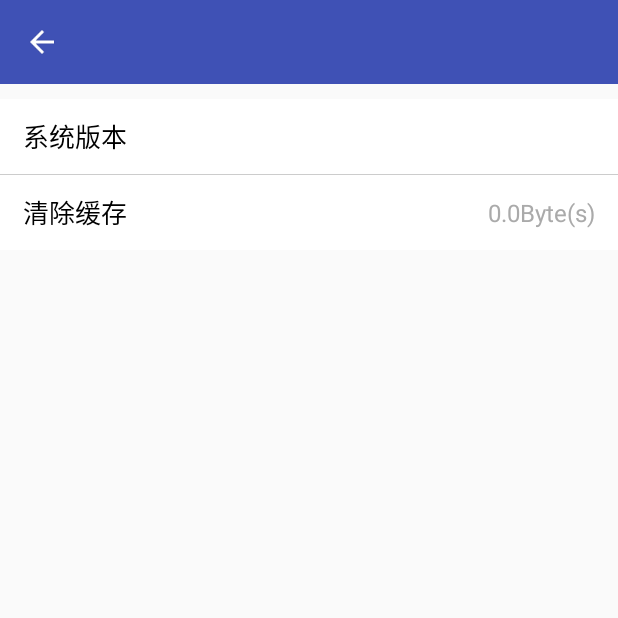
After one commit to lishide/BaseAndroidDev, an Android app: the SettingActivity screen opened directly, with no data from a screen before it, on a phone screen of 412 x 824 dp, the top half of it. The commit adds this screen. Run offline under Robolectric (Android 15) with nearby library versions, the phone set to English and light mode, and no system bars; our stand-ins replace Volley; libraries missing offline, so code that uses them is left out: com.bigkoo.svprogresshud.

Commit message:
系统相关功能：版本号；清理缓存

```diff
--- a/app/src/main/AndroidManifest.xml
+++ b/app/src/main/AndroidManifest.xml
@@ -64,6 +64,7 @@
             android:name=".activity.AppbarLayActivity"
             android:theme="@style/MDTheme"
             android:windowSoftInputMode="stateAlwaysHidden"/>
+        <activity android:name=".activity.SettingActivity"/>
     </application>
 
 </manifest>
--- a/app/src/main/java/com/example/dev/activity/MainActivity.java
+++ b/app/src/main/java/com/example/dev/activity/MainActivity.java
@@ -6,7 +6,7 @@ import com.base.adev.activity.BaseTabBottomActivity;
 import com.example.dev.R;
 import com.example.dev.fragment.DemoFragment;
 import com.example.dev.fragment.HomeFragment;
-import com.example.dev.fragment.Demo2Fragment;
+import com.example.dev.fragment.MeFragment;
 
 public class MainActivity extends BaseTabBottomActivity {
 
@@ -16,7 +16,7 @@ public class MainActivity extends BaseTabBottomActivity {
 
         addFragment(new HomeFragment(), R.string.tab1, R.mipmap.ic_launcher);
         addFragment(new DemoFragment(), R.string.tab2, R.mipmap.ic_launcher);
-        addFragment(new Demo2Fragment(), R.string.tab3, R.mipmap.ic_launcher);
+        addFragment(new MeFragment(), R.string.tab_me, R.mipmap.ic_launcher);
 
         initialise();
     }
--- /dev/null
+++ b/app/src/main/java/com/example/dev/activity/SettingActivity.java
@@ -0,0 +1,88 @@
+package com.example.dev.activity;
+
+import android.content.DialogInterface;
+import android.os.Bundle;
+import android.support.v7.app.AlertDialog;
+import android.view.View;
+import android.widget.LinearLayout;
+import android.widget.TextView;
+
+import com.base.adev.activity.BaseActivity;
+import com.base.adev.utils.DataCleanManager;
+import com.base.adev.utils.GetFolderSizeManager;
+import com.example.dev.R;
+import com.example.dev.application.MyApplication;
+import com.example.dev.utils.ConstUtil;
+
+import java.io.File;
+
+public class SettingActivity extends BaseActivity implements View.OnClickListener {
+    private String title;
+    private TextView tvAppVersion;
+    private TextView tvCache;
+    private LinearLayout layClearCache;
+
+    @Override
+    protected void initContentView(Bundle bundle) {
+        setContentView(R.layout.activity_setting);
+    }
+
+    @Override
+    protected void initView() {
+        tvAppVersion = (TextView) findViewById(R.id.tv_app_version);
+        layClearCache = (LinearLayout) findViewById(R.id.lay_clear_cache);
+        layClearCache.setOnClickListener(this);
+        tvCache = (TextView) findViewById(R.id.tv_cache);
+    }
+
+    @Override
+    protected void initLogic() {
+        mToolbar.setTitle(title);
+        tvAppVersion.setText(MyApplication.getVersion());
+
+        //缓存
+        File cachePath = new File(ConstUtil.APP_FILE_PATH);
+        tvCache.setText(getCacheSize(cachePath));
+    }
+
+    @Override
+    protected void getBundleExtras(Bundle extras) {
+        title = extras.getString("title");
+    }
+
+    private String getCacheSize(File cachePath) {
+        String cacheFormatSize;
+        if (cachePath.exists()) {
+            long cacheSize = GetFolderSizeManager.getFolderSize(cachePath);
+            cacheFormatSize = GetFolderSizeManager.getFormatSize(cacheSize);
+        } else {
+            cacheFormatSize = "0.0Byte(s)";
+        }
+        return cacheFormatSize;
+    }
+
+    @Override
+    public void onClick(View view) {
+        switch (view.getId()) {
+            case R.id.lay_clear_cache:
+                dlgConfirmCC();
+                break;
+        }
+    }
+
+    private void dlgConfirmCC() {
+        new AlertDialog.Builder(context)
+                .setTitle("提示")
+                .setMessage("是否清空缓存？")
+                .setPositiveButton("确定", new DialogInterface.OnClickListener() {
+                    @Override
+                    public void onClick(DialogInterface dialogInterface, int i) {
+                        DataCleanManager.cleanCustomCache(ConstUtil.APP_FILE_PATH);
+                        showShortToast("缓存已清理");
+                        tvCache.setText("0KB");
+                    }
+                })
+                .setNegativeButton("取消", null)
+                .show();
+    }
+}
--- a/app/src/main/java/com/example/dev/application/MyApplication.java
+++ b/app/src/main/java/com/example/dev/application/MyApplication.java
@@ -105,7 +105,7 @@ public class MyApplication extends BaseApplication {
             CharSequence timestamp = DateFormat.format("yyyyMMdd_HHmmss_", System.currentTimeMillis()) + "" + (System.currentTimeMillis() % 1000);
 
             try {
-                String filename = Environment.getExternalStorageDirectory().getPath() + File.separator + "MirrorClient" + File.separator
+                String filename = Environment.getExternalStorageDirectory().getPath() + File.separator + "BaseDevEg" + File.separator
                         + "Log" + File.separator;
                 File dirFile = new File(filename);
                 if (!dirFile.exists()) {
--- /dev/null
+++ b/app/src/main/res/layout/activity_setting.xml
@@ -0,0 +1,56 @@
+<?xml version="1.0" encoding="utf-8"?>
+<LinearLayout
+    xmlns:android="http://schemas.android.com/apk/res/android"
+    xmlns:app="http://schemas.android.com/apk/res-auto"
+    android:layout_width="match_parent"
+    android:layout_height="match_parent"
+    android:orientation="vertical">
+
+    <include layout="@layout/layout_toolbar"/>
+
+    <android.support.v4.widget.NestedScrollView
+        android:layout_width="match_parent"
+        android:layout_height="match_parent"
+        app:layout_behavior="@string/appbar_scrolling_view_behavior">
+
+        <LinearLayout
+            android:layout_width="match_parent"
+            android:layout_height="wrap_content"
+            android:orientation="vertical">
+
+            <View
+                android:layout_width="match_parent"
+                android:layout_height="10dp"/>
+
+            <LinearLayout
+                android:id="@+id/layout_mine_version"
+                style="@style/me_set_ll">
+
+                <TextView
+                    style="@style/me_scrollview_txt"
+                    android:text="@string/txt_prompt_version"/>
+
+                <TextView
+                    android:id="@+id/tv_app_version"
+                    style="@style/me_scrollview_txt_val"/>
+
+            </LinearLayout>
+
+            <View style="@style/view_line"/>
+
+            <LinearLayout
+                android:id="@+id/lay_clear_cache"
+                style="@style/me_set_ll">
+
+                <TextView
+                    style="@style/me_scrollview_txt"
+                    android:text="@string/txt_clear_cache"/>
+
+                <TextView
+                    android:id="@+id/tv_cache"
+                    style="@style/me_scrollview_txt_val"/>
+
+            </LinearLayout>
+        </LinearLayout>
+    </android.support.v4.widget.NestedScrollView>
+</LinearLayout>
--- a/app/src/main/res/values/strings.xml
+++ b/app/src/main/res/values/strings.xml
@@ -6,7 +6,7 @@
     <!-- 底部Tab-->
     <string name="tab1">首页</string>
     <string name="tab2">TAB2</string>
-    <string name="tab3">TAB3</string>
+    <string name="tab_me">我的</string>
 
     <string name="text_text_demo">文本类自定义控件集合</string>
     <string name="text_coverFlow_demo">CoverFlow示例</string>
@@ -21,6 +21,7 @@
     <string name="text_tab_lay">TabLayout 示例</string>
     <string name="txt_m_dlg">Material Dialog 示例</string>
     <string name="txt_md_appbar_lay">新控件使用示例</string>
+    <string name="txt_setting">设置</string>
 
     <string name="large_text">
         "Material is the metaphor.\n\n"
@@ -111,5 +112,7 @@
         "For example, position the FAB to one side of stream of a cards so the FAB won’t interfere "
         "when a user tries to pick up one of cards.\n\n"
     </string>
-
+    <string name="txt_prompt_version">系统版本</string>
+    <string name="txt_clear_cache">清除缓存</string>
+    <string name="txt_app_setting">设置</string>
 </resources>
--- a/app/src/main/res/values/styles.xml
+++ b/app/src/main/res/values/styles.xml
@@ -23,4 +23,37 @@
     </style>
     <!--图片选择器界面使用主题2-->
     <style name="Theme_Light.Default"/>
+    <!--横向分割线-->
+    <style name="view_line">
+        <item name="android:layout_width">match_parent</item>
+        <item name="android:layout_height">0.5dp</item>
+        <item name="android:background">#ffcccccc</item>
+    </style>
+
+    <style name="me_set_ll">
+        <item name="android:layout_width">match_parent</item>
+        <item name="android:layout_height">wrap_content</item>
+        <item name="android:background">@android:color/white</item>
+        <item name="android:gravity">center_vertical</item>
+        <item name="android:paddingLeft">15dp</item>
+        <item name="android:paddingRight">15dp</item>
+    </style>
+
+    <style name="me_scrollview_txt">
+        <item name="android:layout_width">0dp</item>
+        <item name="android:layout_height">50dp</item>
+        <item name="android:layout_weight">1.0</item>
+        <item name="android:gravity">center_vertical</item>
+        <item name="android:textColor">@android:color/black</item>
+        <item name="android:textSize">17sp</item>
+    </style>
+
+    <style name="me_scrollview_txt_val">
+        <item name="android:layout_width">wrap_content</item>
+        <item name="android:layout_height">wrap_content</item>
+        <item name="android:layout_marginLeft">10dp</item>
+        <item name="android:gravity">center_vertical</item>
+        <item name="android:textColor">@android:color/darker_gray</item>
+        <item name="android:textSize">16sp</item>
+    </style>
 </resources>
```
Also changed, not shown: app/src/main/java/com/example/dev/fragment/Demo2Fragment.java (deleted, +0 -37 lines), app/src/main/java/com/example/dev/fragment/MeFragment.java (added, +54 -0 lines), app/src/main/java/com/example/dev/utils/ConstUtil.java (added, +10 -0 lines), app/src/main/res/layout/fg_demo2.xml (deleted, +0 -13 lines), app/src/main/res/layout/fragment_me.xml (added, +34 -0 lines), base-android-dev/src/main/java/com/base/adev/utils/DataCleanManager.java (added, +115 -0 lines), base-android-dev/src/main/java/com/base/adev/utils/GetFolderSizeManager.java (added, +101 -0 lines).
